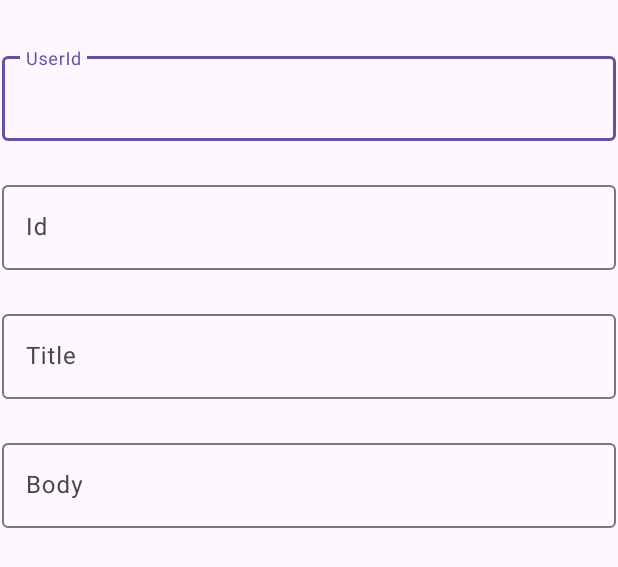
After one commit to Bridget-Mutesi/MvvmAssessment, an Android app: the layout user_list.xml on its own in the app's theme, with its tools: preview values and no code run, on a phone screen of 412 x 824 dp. The commit adds this screen. Shown: the top 567 px of the screen. Run offline under Robolectric (Android 15) with nearby library versions, the phone set to English and light mode, and no system bars.

Commit message:
changes made

```diff
--- a/app/src/main/java/com/bill/mvvmassessment/api/ApiClient.kt
+++ b/app/src/main/java/com/bill/mvvmassessment/api/ApiClient.kt
@@ -1,4 +1,7 @@
 package com.bill.mvvmassessment.api
+
+import retrofit2.Retrofit
+import retrofit2.converter.gson.GsonConverterFactory
 
 object ApiClient {
     var retrofit = Retrofit.Builder()
--- a/app/src/main/java/com/bill/mvvmassessment/models/RegistrationResponse.kt
+++ b/app/src/main/java/com/bill/mvvmassessment/models/RegistrationResponse.kt
@@ -1,3 +1,6 @@
 package com.bill.mvvmassessment.models
 
-data class RegistrationResponse()
+data class RegistrationResponse(
+    var messsage: String,
+    var user:String,
+)
--- /dev/null
+++ b/app/src/main/res/layout/user_list.xml
@@ -0,0 +1,76 @@
+<?xml version="1.0" encoding="utf-8"?>
+<androidx.constraintlayout.widget.ConstraintLayout xmlns:android="http://schemas.android.com/apk/res/android"
+    xmlns:app="http://schemas.android.com/apk/res-auto"
+    xmlns:tools="http://schemas.android.com/tools"
+    android:id="@+id/tiluserId"
+    android:layout_width="match_parent"
+    android:layout_height="match_parent">
+
+    <com.google.android.material.textfield.TextInputLayout
+        android:id="@+id/tiluserId"
+        android:layout_width="409dp"
+        android:layout_height="wrap_content"
+        android:layout_marginTop="32dp"
+        app:layout_constraintEnd_toEndOf="parent"
+        app:layout_constraintStart_toStartOf="parent"
+        app:layout_constraintTop_toTopOf="parent">
+
+        <com.google.android.material.textfield.TextInputEditText
+            android:id="@+id/etuserId"
+            android:layout_width="match_parent"
+            android:layout_height="wrap_content"
+            android:hint="UserId" />
+    </com.google.android.material.textfield.TextInputLayout>
+
+    <com.google.android.material.textfield.TextInputLayout
+        android:id="@+id/tilId"
+        android:layout_width="409dp"
+        android:layout_height="wrap_content"
+        android:layout_marginStart="16dp"
+        android:layout_marginTop="24dp"
+        android:layout_marginEnd="16dp"
+        app:layout_constraintEnd_toEndOf="parent"
+        app:layout_constraintStart_toStartOf="parent"
+        app:layout_constraintTop_toBottomOf="@+id/tiluserId">
+
+        <com.google.android.material.textfield.TextInputEditText
+            android:id="@+id/etId"
+            android:layout_width="match_parent"
+            android:layout_height="wrap_content"
+            android:hint="Id" />
+    </com.google.android.material.textfield.TextInputLayout>
+
+    <com.google.android.material.textfield.TextInputLayout
+        android:id="@+id/tilTittle"
+        android:layout_width="409dp"
+        android:layout_height="wrap_content"
+        android:layout_marginStart="16dp"
+        android:layout_marginTop="24dp"
+        android:layout_marginEnd="16dp"
+        app:layout_constraintEnd_toEndOf="parent"
+        app:layout_constraintStart_toStartOf="parent"
+        app:layout_constraintTop_toBottomOf="@+id/tilId">
+
+        <com.google.android.material.textfield.TextInputEditText
+            android:id="@+id/etittle"
+            android:layout_width="match_parent"
+            android:layout_height="wrap_content"
+            android:hint="Title" />
+    </com.google.android.material.textfield.TextInputLayout>
+
+    <com.google.android.material.textfield.TextInputLayout
+        android:id="@+id/tilbody"
+        android:layout_width="409dp"
+        android:layout_height="wrap_content"
+        android:layout_marginTop="24dp"
+        app:layout_constraintEnd_toEndOf="parent"
+        app:layout_constraintStart_toStartOf="parent"
+        app:layout_constraintTop_toBottomOf="@+id/tilTittle">
+
+        <com.google.android.material.textfield.TextInputEditText
+            android:id="@+id/etbody"
+            android:layout_width="match_parent"
+            android:layout_height="wrap_content"
+            android:hint="Body" />
+    </com.google.android.material.textfield.TextInputLayout>
+</androidx.constraintlayout.widget.ConstraintLayout>
```
Also changed, not shown: app/build.gradle.kts (+14 -12 lines), app/src/main/java/com/bill/mvvmassessment/api/ApiInterface.kt (+6 -3 lines), app/src/main/java/com/bill/mvvmassessment/models/RegistrationRequest.kt (+10 -1 lines), app/src/main/java/com/bill/mvvmassessment/repository/UserRepository.kt (+7 -4 lines), app/src/main/java/com/bill/mvvmassessment/viewModel/PostViewModel.kt (+5 -2 lines), app/src/main/res/layout/activity_main.xml (+4 -5 lines).
